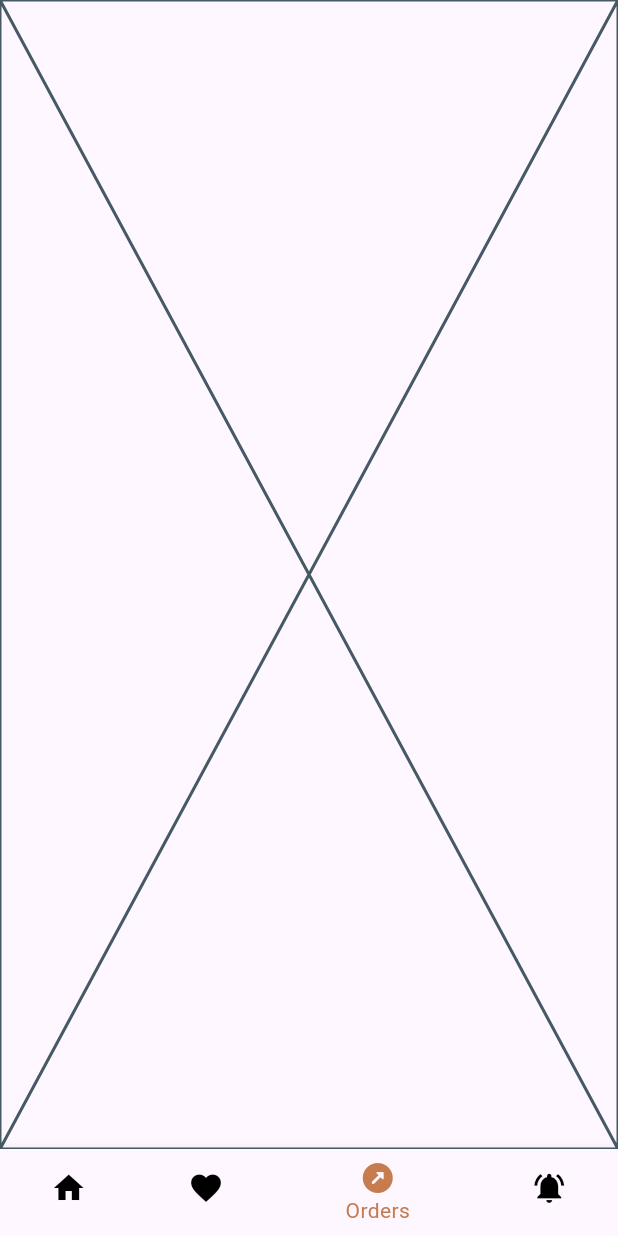
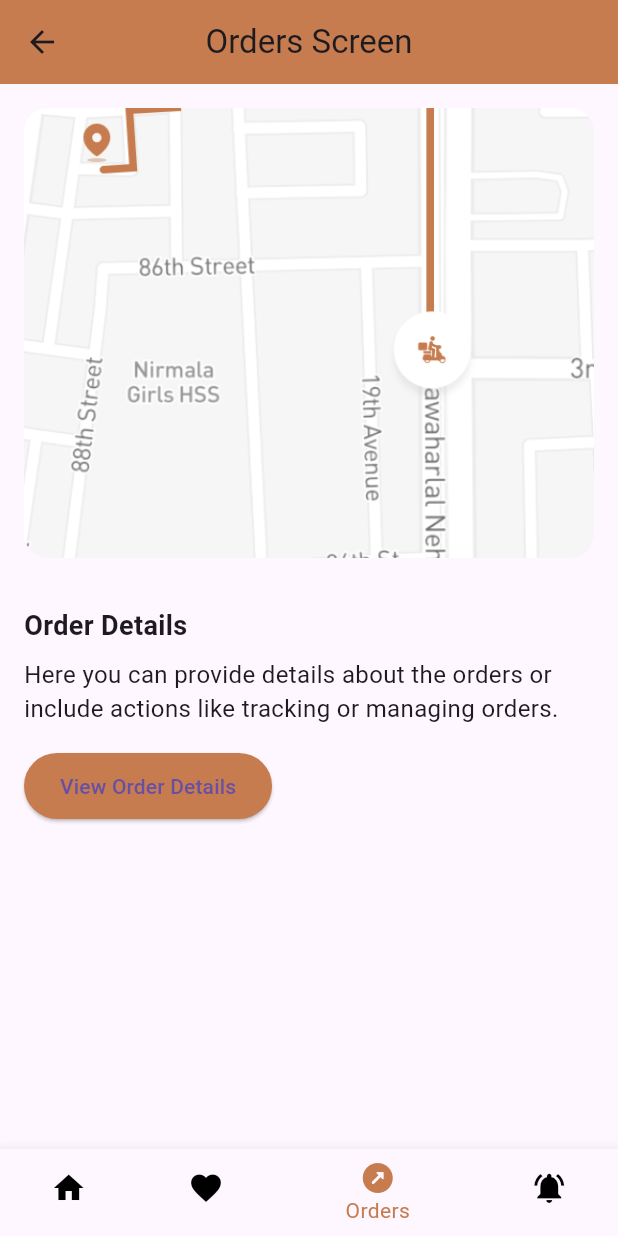
Before and after one commit to ahmednasasr/Coffee_App, a Flutter app: the screen it shows after launch, item 3 of the bottom bar chosen, on a phone screen of 412 x 824 dp. Run offline on Flutter 3.47's test engine with Material 3 defaults, Android fonts, the phone set to English and light mode, and no system bars.

Commit message:
we created home screen and orders screen

```diff
--- a/lib/layout/presentation/screens/orders_screen.dart
+++ b/lib/layout/presentation/screens/orders_screen.dart
@@ -1,10 +1,60 @@
 import 'package:flutter/material.dart';
 
 class OrdersScreen extends StatelessWidget {
-  const OrdersScreen({super.key});
-
   @override
   Widget build(BuildContext context) {
-    return const Placeholder();
+    return Scaffold(
+      appBar: AppBar(
+        title: Text("Orders Screen"),
+        centerTitle: true,
+        backgroundColor: Color(0xffC67C4E),
+      ),
+      body: Column(
+        children: [
+          Container(
+            margin: EdgeInsets.all(16),
+            height: 300,
+            width: double.infinity,
+            decoration: BoxDecoration(
+              borderRadius: BorderRadius.circular(16),
+              image: DecorationImage(
+                image: AssetImage('assets/images/asas.png'),
+                fit: BoxFit.cover,
+              ),
+            ),
+          ),
+          Padding(
+            padding: const EdgeInsets.all(16.0),
+            child: Column(
+              crossAxisAlignment: CrossAxisAlignment.start,
+              children: [
+                Text(
+                  "Order Details",
+                  style: TextStyle(
+                    fontSize: 18,
+                    fontWeight: FontWeight.bold,
+                  ),
+                ),
+                SizedBox(height: 8),
+                Text(
+                  "Here you can provide details about the orders or include actions like tracking or managing orders.",
+                  style: TextStyle(fontSize: 16),
+                ),
+                SizedBox(height: 16),
+                ElevatedButton(
+                  onPressed: () {
+                  },
+                  child: Text("View Order Details"),
+                  style: ElevatedButton.styleFrom(
+                    backgroundColor: Color(0xffC67C4E),
+                    padding: EdgeInsets.symmetric(horizontal: 24, vertical: 12),
+                  ),
+                ),
+              ],
+            ),
+          ),
+        ],
+      ),
+    );
   }
 }
--- a/lib/main.dart
+++ b/lib/main.dart
@@ -1,6 +1,7 @@
 import 'package:coffeeshopapp/layout/presentation/manger/layout_provider.dart';
 import 'package:coffeeshopapp/layout/presentation/screens/coffee-deatils.dart';
 import 'package:coffeeshopapp/layout/presentation/screens/home_screen.dart';
+import 'package:coffeeshopapp/layout/presentation/screens/order_coffee_screen.dart';
 import 'package:coffeeshopapp/splash/splash_screen.dart';
 import 'package:flutter/material.dart';
 import 'package:provider/provider.dart';
@@ -25,6 +26,7 @@ class MyApp extends StatelessWidget {
       routes: {
         HomeScreen.routename: (context) => const HomeScreen(),
         LayoutScreen.routename: (context) => const LayoutScreen(),
+        OrderCoffeeScreen.routename: (context) =>  OrderCoffeeScreen(image: "",),
         CoffeeDetailsScreen.routename: (context) => CoffeeDetailsScreen(
           name: '',
           description: '',
--- a/pubspec.yaml
+++ b/pubspec.yaml
@@ -36,6 +36,8 @@ dependencies:
   # Use with the CupertinoIcons class for iOS style icons.
   cupertino_icons: ^1.0.8
   provider: ^6.1.2
+  google_maps_flutter: ^2.2.2
+
 
 dev_dependencies:
   flutter_test:
```
Also changed, not shown: lib/layout/presentation/screens/coffee-deatils.dart (+5 -2 lines), lib/layout/presentation/screens/order_coffee_screen.dart (added, +218 -0 lines), assets/images/asas.png (added), pubspec.lock.
